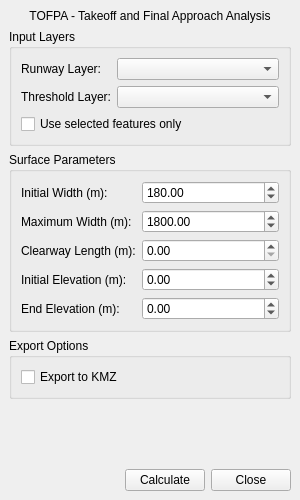
FLYGHT7/tofpa, file tofpa_panel_base.ui: the form before one commit.
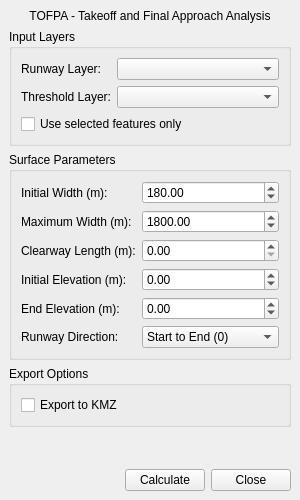
The form after the commit. Custom widgets are drawn as their Qt base class.

Commit message: Refactor TOFPA Plugin: Convert dialog to dock widget, enhance error handling, and update UI components

The edit to the form file:
```diff
--- a/tofpa_panel_base.ui
+++ b/tofpa_panel_base.ui
@@ -158,6 +158,27 @@
          </property>
         </widget>
        </item>
+       <item row="5" column="0">
+        <widget class="QLabel" name="directionLabel">
+         <property name="text">
+          <string>Runway Direction:</string>
+         </property>
+        </widget>
+       </item>
+       <item row="5" column="1">
+        <widget class="QComboBox" name="directionCombo">
+         <item>
+          <property name="text">
+           <string>Start to End (0)</string>
+          </property>
+         </item>
+         <item>
+          <property name="text">
+           <string>End to Start (-1)</string>
+          </property>
+         </item>
+        </widget>
+       </item>
       </layout>
      </widget>
     </item>
```
Left out of the diff: 3 changed lines with no effect on the pictures. The commit also changes 5 other files.
